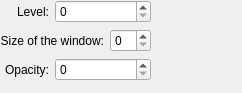
Above: krita/plugins/filters/randompickfilter/wdgrandompickoptions.ui from KDE/krita before the change. Below: the same form after it.
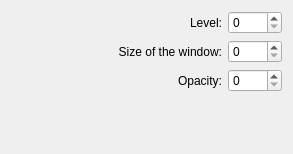
That is the form after the change.

Commit message:
Clean up the layout of the filter settings pages
Patch by Ghevan
CCMAIL:ghevan@gmail.com

Patch:
```diff
--- a/krita/plugins/filters/randompickfilter/wdgrandompickoptions.ui
+++ b/krita/plugins/filters/randompickfilter/wdgrandompickoptions.ui
@@ -6,24 +6,28 @@
    <rect>
     <x>0</x>
     <y>0</y>
-    <width>242</width>
-    <height>93</height>
+    <width>293</width>
+    <height>154</height>
    </rect>
   </property>
-  <layout class="QGridLayout">
-   <property name="leftMargin">
-    <number>0</number>
-   </property>
-   <property name="topMargin">
-    <number>0</number>
-   </property>
-   <property name="rightMargin">
-    <number>0</number>
-   </property>
-   <property name="bottomMargin">
-    <number>0</number>
-   </property>
+  <layout class="QGridLayout" name="gridLayout" columnstretch="2,0,1">
    <item row="0" column="0">
+    <spacer>
+     <property name="orientation">
+      <enum>Qt::Horizontal</enum>
+     </property>
+     <property name="sizeType">
+      <enum>QSizePolicy::Expanding</enum>
+     </property>
+     <property name="sizeHint" stdset="0">
+      <size>
+       <width>16</width>
+       <height>20</height>
+      </size>
+     </property>
+    </spacer>
+   </item>
+   <item row="0" column="1">
     <widget class="QLabel" name="textLabel1">
      <property name="text">
       <string>Level:</string>
@@ -36,42 +40,10 @@
      </property>
     </widget>
    </item>
-   <item row="3" column="1">
-    <spacer>
-     <property name="orientation">
-      <enum>Qt::Vertical</enum>
-     </property>
-     <property name="sizeType">
-      <enum>QSizePolicy::Expanding</enum>
-     </property>
-     <property name="sizeHint" stdset="0">
-      <size>
-       <width>20</width>
-       <height>50</height>
-      </size>
-     </property>
-    </spacer>
-   </item>
-   <item row="2" column="0">
-    <widget class="QLabel" name="textLabel2">
-     <property name="text">
-      <string>Opacity:</string>
-     </property>
-     <property name="alignment">
-      <set>Qt::AlignRight|Qt::AlignTrailing|Qt::AlignVCenter</set>
-     </property>
-     <property name="wordWrap">
-      <bool>false</bool>
-     </property>
-    </widget>
-   </item>
-   <item row="2" column="1" colspan="2">
-    <widget class="QSpinBox" name="intOpacity"/>
-   </item>
-   <item row="0" column="1" colspan="2">
+   <item row="0" column="2">
     <widget class="QSpinBox" name="intLevel"/>
    </item>
-   <item row="1" column="0" colspan="2">
+   <item row="1" column="1">
     <widget class="QLabel" name="textLabel1_2">
      <property name="text">
       <string>Size of the window:</string>
@@ -84,25 +56,41 @@
      </property>
     </widget>
    </item>
-   <item row="1" column="3">
-    <spacer>
-     <property name="orientation">
-      <enum>Qt::Horizontal</enum>
-     </property>
-     <property name="sizeType">
-      <enum>QSizePolicy::Expanding</enum>
-     </property>
-     <property name="sizeHint" stdset="0">
-      <size>
-       <width>16</width>
-       <height>20</height>
-      </size>
-     </property>
-    </spacer>
-   </item>
    <item row="1" column="2">
     <widget class="QSpinBox" name="intWindowSize"/>
    </item>
+   <item row="2" column="1">
+    <widget class="QLabel" name="textLabel2">
+     <property name="text">
+      <string>Opacity:</string>
+     </property>
+     <property name="alignment">
+      <set>Qt::AlignRight|Qt::AlignTrailing|Qt::AlignVCenter</set>
+     </property>
+     <property name="wordWrap">
+      <bool>false</bool>
+     </property>
+    </widget>
+   </item>
+   <item row="2" column="2">
+    <widget class="QSpinBox" name="intOpacity"/>
+   </item>
+   <item row="3" column="2">
+    <spacer>
+     <property name="orientation">
+      <enum>Qt::Vertical</enum>
+     </property>
+     <property name="sizeType">
+      <enum>QSizePolicy::Expanding</enum>
+     </property>
+     <property name="sizeHint" stdset="0">
+      <size>
+       <width>20</width>
+       <height>1</height>
+      </size>
+     </property>
+    </spacer>
+   </item>
   </layout>
  </widget>
  <resources/>
```
The commit also changes 27 other files.
